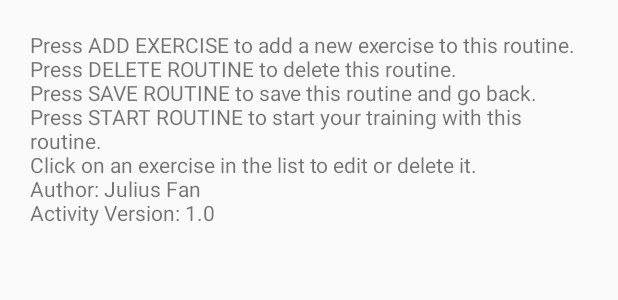
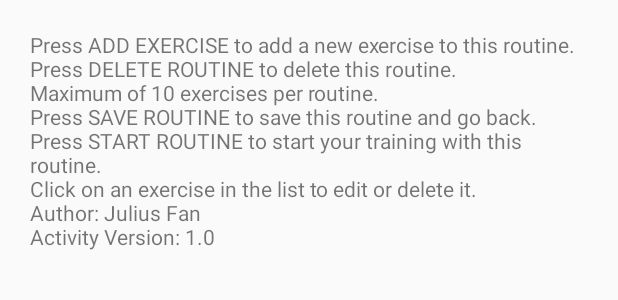
Before and after one commit to JuliusFan/RepTimeX, an Android app: the layout exercises_about_dialog.xml on its own in the app's theme, with its tools: preview values and no code run, on a phone screen of 412 x 824 dp. Shown: the top 300 px of the screen. Run offline under Robolectric (Android 15) with nearby library versions, the light colour scheme and no system bars.

Commit message:
Updated strings

```diff
--- a/app/src/main/res/values/strings.xml
+++ b/app/src/main/res/values/strings.xml
@@ -44,8 +44,8 @@
     <string name="routine_name">Routine name</string>
     <string name="all_routines">All Routines</string>
     <string name="menu_about">About</string>
-    <string name="routines_info">Press CREATE ROUTINE to create a new routine and add it to the list of routines.\nClick on a routine in the list to edit.\nPress SAVE to save your routines.\nAuthor: Julius Fan\nActivity Version: 1.0</string>
-    <string name="exercises_info">Press ADD EXERCISE to add a new exercise to this routine.\nPress DELETE ROUTINE to delete this routine.\nPress SAVE ROUTINE to save this routine and go back.\nPress START ROUTINE to start your training with this routine.\nClick on an exercise in the list to edit or delete it.\nAuthor: Julius Fan\nActivity Version: 1.0</string>
+    <string name="routines_info">Press CREATE ROUTINE to create a new routine and add it to the list of routines.\nClick on a routine in the list to edit.\nMaximum of 10 routines.\nPress SAVE to save your routines.\nAuthor: Julius Fan\nActivity Version: 1.0</string>
+    <string name="exercises_info">Press ADD EXERCISE to add a new exercise to this routine.\nPress DELETE ROUTINE to delete this routine.\nMaximum of 10 exercises per routine.\nPress SAVE ROUTINE to save this routine and go back.\nPress START ROUTINE to start your training with this routine.\nClick on an exercise in the list to edit or delete it.\nAuthor: Julius Fan\nActivity Version: 1.0</string>
 
     <string name="restart_button">RESTART ROUTINE</string>
     <string name="start_button">START EXERCISE</string>
```
Also changed, not shown: 1 other file.
